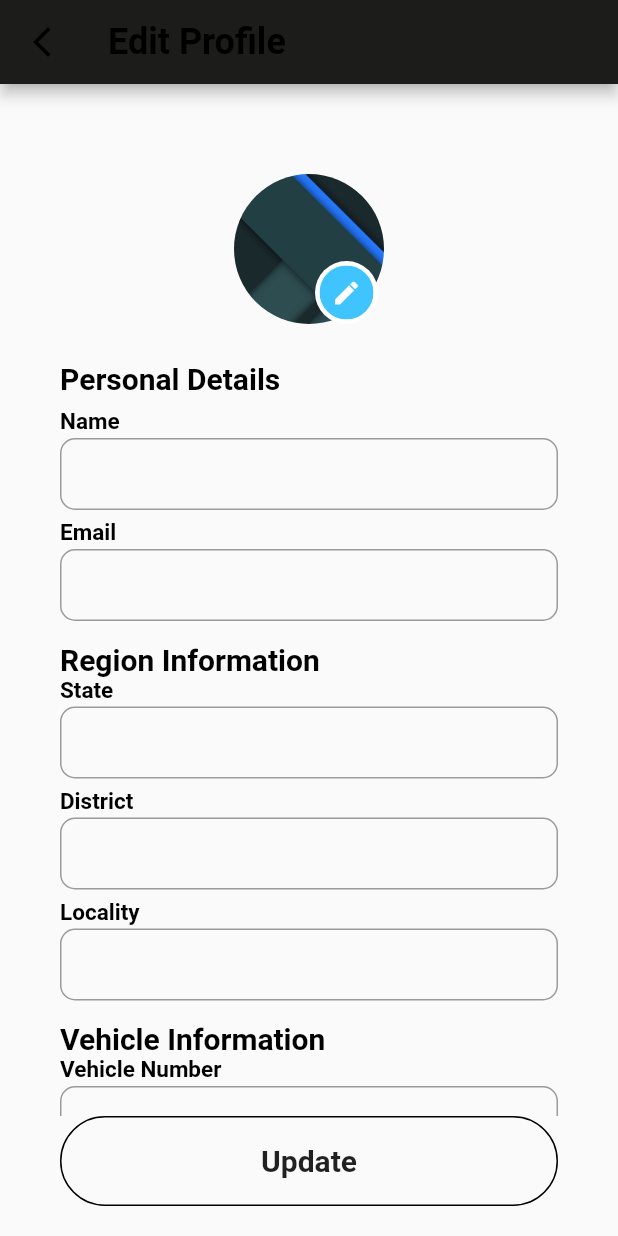
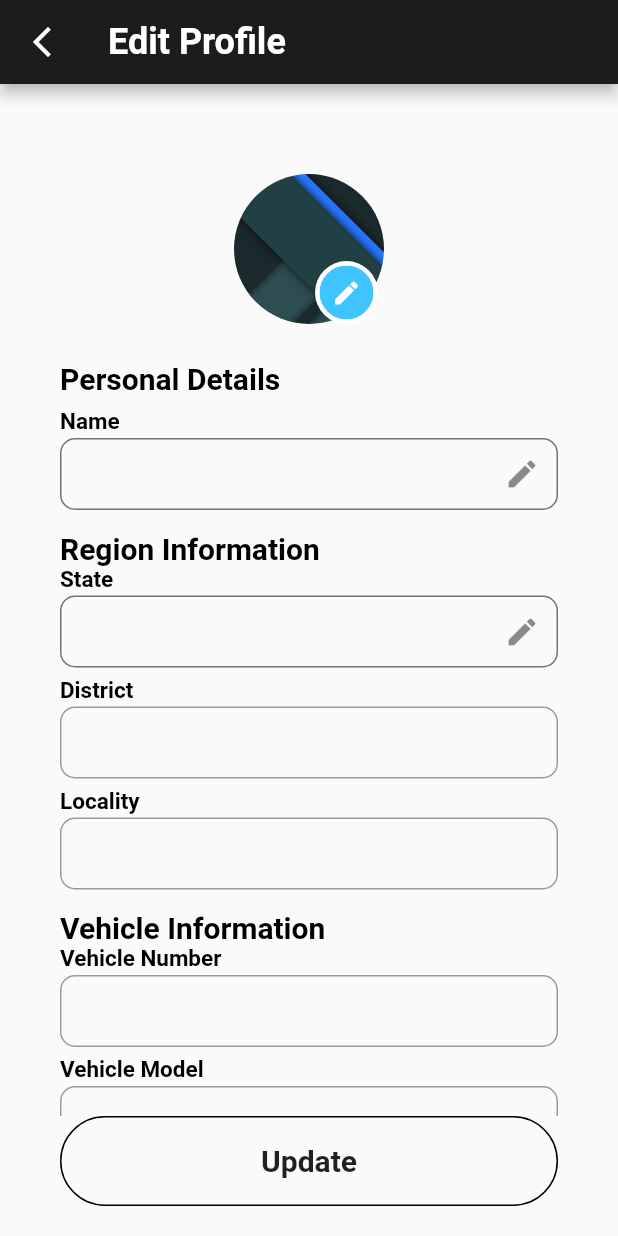
Before and after one commit to subinninan321/r456, a Flutter app: the editProfile screen opened directly, on a phone screen of 412 x 824 dp. Run offline on Flutter 3.47's test engine with Material 2 defaults, Android fonts, the phone set to English and light mode, and no system bars; our stand-ins replace cloud_firestore, firebase_auth, firebase_core, firebase_database, fluttertoast, geolocator and 3 more; missing offline and left inert: flutter_polyline_points; accounts and stored records are empty; network calls fail.

```diff
--- a/lib/DriverLogin.dart
+++ b/lib/DriverLogin.dart
@@ -38,7 +38,7 @@ class _DriverLoginState extends State<DriverLogin> {
       style: TextStyle(
         fontSize: 22,
         fontWeight: FontWeight.bold,
-        color: Colors.black,
+        color: Colors.white,
       ),
     ),
   );
--- a/lib/DriverRegCon.dart
+++ b/lib/DriverRegCon.dart
@@ -46,13 +46,13 @@ class _DriverRegCon extends State<DriverRegCon>
           },
           icon: const Icon(Icons.arrow_back_ios_new),
           iconSize: 24,
-          color: Colors.black,
+          color: Colors.white,
         ),
         title: const Text("Register As Driver",
         style: TextStyle(
           fontSize: 24,
           fontWeight: FontWeight.bold,
-          color: Colors.black,
+          color: Colors.white,
         ),),
       ),
       body: SafeArea(
--- a/lib/HistoryPage.dart
+++ b/lib/HistoryPage.dart
@@ -46,14 +46,14 @@ class _HistoryPageState extends State<HistoryPage> {
           },
           icon: const Icon(Icons.arrow_back_ios_new),
           iconSize: 24,
-          color: Colors.black,
+          color: Colors.white,
         ),
         title: const Text(
           "Recent Rides",
           style: TextStyle(
             fontSize: 24,
             fontWeight: FontWeight.bold,
-            color: Colors.black,
+            color: Colors.white,
           ),
         ),
       ),
--- a/lib/NavPanel.dart
+++ b/lib/NavPanel.dart
@@ -17,9 +17,18 @@ import 'editProfile.dart';
 class NavPanel extends StatelessWidget {
   const NavPanel({Key? key}) : super(key: key);
 
+
+
   @override
   Widget build(BuildContext context) {
     userEmailID=FirebaseAuth.instance.currentUser!.email.toString();
+    String currentUserName="";
+    getCurrentUserData() async{
+      FirebaseFirestore.instance.collection('driverdetails').doc(userEmailID).get().then((value) {
+
+        currentUserName=value.get('name').toString();
+      });
+    }
     //const DatabaseOperations().getData();
     return Drawer(
 
--- a/lib/RegCon.dart
+++ b/lib/RegCon.dart
@@ -56,7 +56,7 @@ class _RegConState extends State<RegCon> {
           },
           icon: const Icon(Icons.arrow_back_ios_new),
           iconSize: 24,
-          color: Colors.black,
+          color: Colors.white,
         ),
         title: const Text(
           "Continue Your Registration",
--- a/lib/dashboard.dart
+++ b/lib/dashboard.dart
@@ -35,7 +35,7 @@ class _dashboardState extends State<dashboard> {
   //firebase
 
   getCurrentUserData() async{
-    var doc = FirebaseFirestore.instance.collection('driverdetails').doc(userEmailID).get().then((value) {
+    FirebaseFirestore.instance.collection('driverdetails').doc(userEmailID).get().then((value) {
 
     currentUserName=value.get('name').toString();
     });
--- a/lib/editProfile.dart
+++ b/lib/editProfile.dart
@@ -1,9 +1,6 @@
 import 'package:cloud_firestore/cloud_firestore.dart';
 import 'package:flutter/material.dart';
 import 'package:r456/databaseoperations.dart';
-import 'dart:io';
-import 'additionalfiles/popupbox.dart';
-import 'RegCon.dart';
 import 'appFunctions.dart';
 import 'dashboard.dart';
 
@@ -81,6 +78,100 @@ class _editProfileState extends State<editProfile> {
     String driverEmail='';
     String driverPhone='';
 
+
+    TextEditingController _nameOnLicence = TextEditingController();
+    TextEditingController _licenceNumber = TextEditingController();
+    TextEditingController _vehicleNumber = TextEditingController();
+    TextEditingController _state = TextEditingController();
+    TextEditingController _district = TextEditingController();
+    TextEditingController _locality = TextEditingController();
+    TextEditingController _vehicleModel = TextEditingController();
+    TextEditingController _v = TextEditingController();
+
+
+    //textfield
+
+
+    Widget editableField({
+      label,
+      ctrl,
+      hint="",
+      keyType =TextInputType.text,
+      obst = false,
+      editing=false,
+    }) {
+      return Column(
+        crossAxisAlignment: CrossAxisAlignment.start,
+        children: <Widget>[
+          Text(
+            label,
+            style: const TextStyle(
+              fontSize: 15,
+              fontWeight: FontWeight.bold,
+              color: Colors.black,
+            ),
+          ),
+          const SizedBox(
+            height: 2,
+          ),
+          TextFormField(
+            readOnly: editing,
+            focusNode: FocusNode(),
+            controller: ctrl,
+            obscureText: obst,
+            decoration:  InputDecoration(
+              hintText: hint,
+              contentPadding: const EdgeInsets.symmetric(vertical: 0, horizontal: 10),
+              enabledBorder:OutlineInputBorder(
+                borderRadius:BorderRadius.circular(10) ,
+                borderSide:const  BorderSide(
+                  color:Colors.black54,
+                ),
+              ),
+              border: OutlineInputBorder(
+                borderRadius:BorderRadius.circular(10) ,
+                borderSide:const  BorderSide(
+                  color:Colors.black54,
+                ),
+              ),
+              suffixIcon:GestureDetector(
+                child: const Icon(
+                  Icons.edit,
+                ),
+                onTap: ()=>{
+                  setState((){
+                    editing=!editing;
+                  }),
+                },
+              ),
+            ),
+            // validator: (value){
+            //   if(reenter && _pass1.text.trim()!= value){
+            //     passMatch=false;
+            //     return "Password doesn't match";
+            //   }else if (value != null && value.length < 8 && value.isNotEmpty) {
+            //     return "Minimum 8 characters required";
+            //   }else if (reenter && _pass1.text.trim()== value) {
+            //     passMatch=true;
+            //     return null;
+            //   } else {
+            //     return null;
+            //   }
+            //
+            // },
+          ),
+
+          const SizedBox(
+            height: 6,
+          )
+        ],
+      );
+    }
+
+
+    //textfield
+
+
     Widget showProfile(){
       return Container(
         padding: const EdgeInsets.symmetric(horizontal: 40, vertical: 20),
@@ -140,9 +231,8 @@ class _editProfileState extends State<editProfile> {
                           const SizedBox(
                             height: 8,
                           ),
-                          appFunctions()
-                              .inputField(label: 'Name '),
-                          appFunctions().inputField(label: 'Email'),
+                          editableField(label: 'Name',ctrl: _nameOnLicence),
+                          //editableField(label: 'Email',ctrl: userEmailID),
                         ],
                       ),
                       const SizedBox(
@@ -161,7 +251,7 @@ class _editProfileState extends State<editProfile> {
                               ),
                             ),
                           ),
-                          appFunctions().inputField(label: 'State'),
+                          editableField(label: 'State',ctrl: _licenceNumber),
                           appFunctions().inputField(label: 'District'),
                           appFunctions().inputField(label: 'Locality'),
                         ],
@@ -225,8 +315,10 @@ class _editProfileState extends State<editProfile> {
       );
     }
 
+    //editprof
 
-    //editprof
+
+
 
 
     return Scaffold(
@@ -238,14 +330,14 @@ class _editProfileState extends State<editProfile> {
           },
           icon: const Icon(Icons.arrow_back_ios_new),
           iconSize: 24,
-          color: Colors.black,
+          color: Colors.white,
         ),
         title: const Text(
           "Edit Profile",
           style: TextStyle(
             fontSize: 24,
             fontWeight: FontWeight.bold,
-            color: Colors.black,
+            color: Colors.white,
           ),
         ),
       ),
@@ -260,9 +352,12 @@ class _editProfileState extends State<editProfile> {
 
             if (snapshot.hasData) {
               var output = snapshot.data!.data();
-              driverName = output!['name'].toString();
-              driverName = output!['email'].toString();
-              driverName = output!['phone'].toString();
+              _nameOnLicence = TextEditingController(text: output!['name']);
+              _licenceNumber = TextEditingController(text: output['phone']);
+              _district = TextEditingController(text: output['phone']);
+              _state = TextEditingController(text: output['phone']);
+              _vehicleModel = TextEditingController(text: output['phone']);
+              _locality= TextEditingController(text: output['Locality']);
               return showProfile();
             }
 
--- a/lib/maps/Googlemaps.dart
+++ b/lib/maps/Googlemaps.dart
@@ -130,7 +130,7 @@ class _MapsExtensionState extends State<MapsExtension> {
       style: TextStyle(
         fontSize: 22,
         fontWeight: FontWeight.bold,
-        color: Colors.black,
+        color: Colors.white,
       ),
     ),
   );
```
